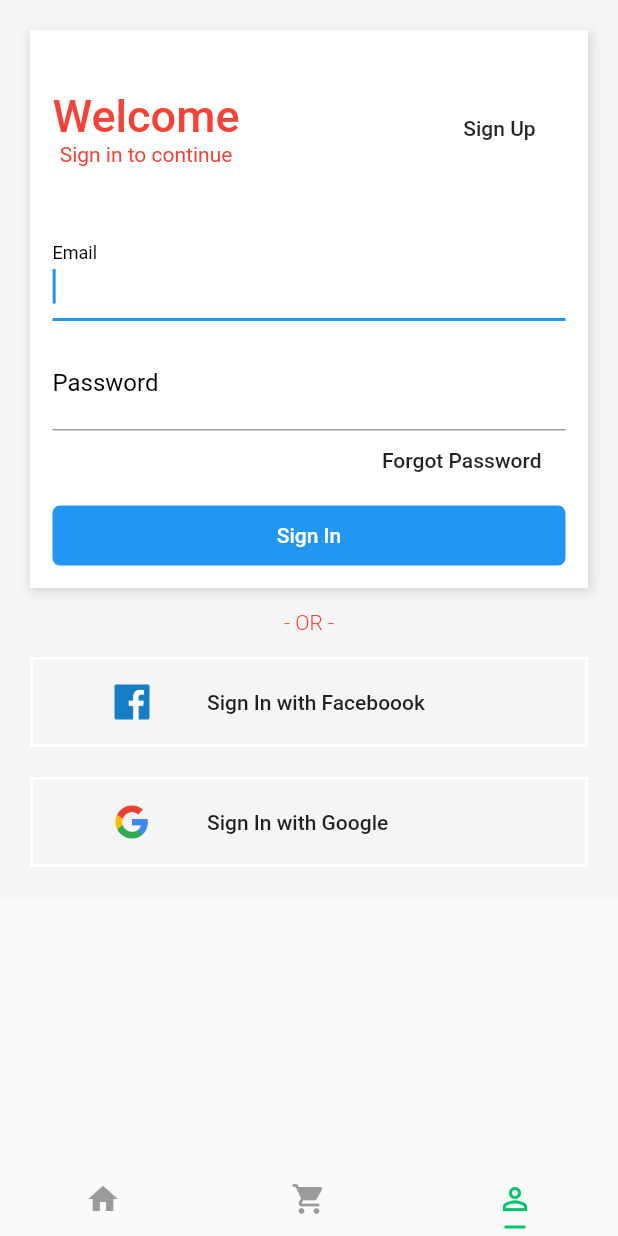
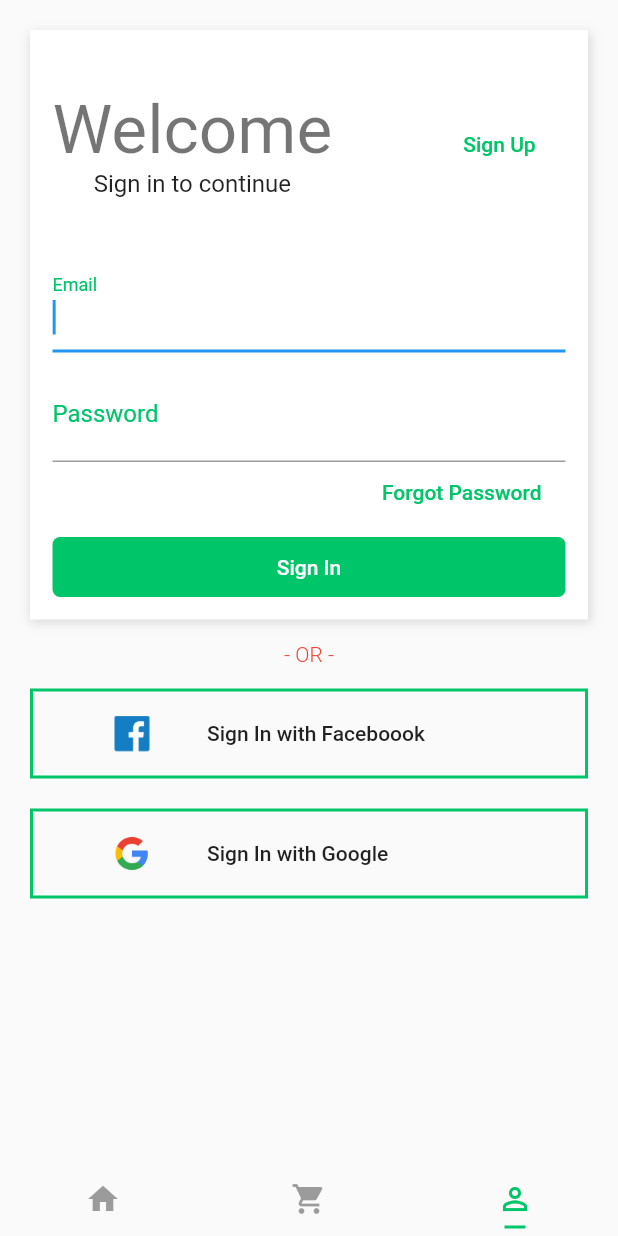
Before and after one commit to felipeminello/flutter-7185, a Flutter app: the screen it shows after launch, item 3 of the bottom bar chosen, after a tap on "Forgot Password", on a phone screen of 412 x 824 dp. Run offline on Flutter 3.47's test engine with Material 2 defaults, Android fonts, the phone set to English and light mode, and no system bars.

Commit message:
tela de login

```diff
--- a/lib/pages/home.page.dart
+++ b/lib/pages/home.page.dart
@@ -22,7 +22,7 @@ class HomePage extends StatelessWidget {
             ),
             Text(
               "Categories",
-              style: TextStyle(fontSize: 30),
+              style: Theme.of(context).textTheme.headline5,
             ),
             Container(
               height: 90,
@@ -36,7 +36,7 @@ class HomePage extends StatelessWidget {
               children: <Widget>[
                 Text(
                   'Best Selling',
-                  style: TextStyle(fontSize: 30),
+                  style: Theme.of(context).textTheme.headline5,
                 ),
                 FlatButton(
                   child: Text('SeeAll'),
--- a/lib/pages/login.page.dart
+++ b/lib/pages/login.page.dart
@@ -9,14 +9,13 @@ class LoginPage extends StatelessWidget {
         body: SingleChildScrollView(
           child: Container(
             padding: EdgeInsets.all(20),
-            color: Color(0xFFF5F5F5),
             child: Column(
               children: <Widget>[
                 Container(
                   //height: MediaQuery.of(context).size.width,
                   //height: 380,
                   decoration: BoxDecoration(
-                    color: Colors.white,
+                    color: Theme.of(context).accentColor,
                     boxShadow: [
                       new BoxShadow(
                         color: Colors.black12,
@@ -43,16 +42,21 @@ class LoginPage extends StatelessWidget {
                               children: <Widget>[
                                 Text(
                                   'Welcome',
-                                  style: TextStyle(
-                                    fontSize: 30,
-                                    fontWeight: FontWeight.w500,
-                                  ),
+                                  style: Theme.of(context).textTheme.headline3,
                                 ),
-                                Text('Sign in to continue'),
+                                Text(
+                                  'Sign in to continue',
+                                  style: Theme.of(context).textTheme.subtitle1,
+                                ),
                               ],
                             ),
                             FlatButton(
-                              child: Text('Sign Up'),
+                              child: Text(
+                                'Sign Up',
+                                style: TextStyle(
+                                  color: Theme.of(context).primaryColor,
+                                ),
+                              ),
                               onPressed: () {
                                 Navigator.push(
                                   context,
@@ -73,13 +77,14 @@ class LoginPage extends StatelessWidget {
                           decoration: InputDecoration(
                             labelText: 'Email',
                             labelStyle: TextStyle(
-                              color: Colors.black,
+                              color: Theme.of(context).primaryColor,
                               fontWeight: FontWeight.w400,
                               fontSize: 16,
                             ),
                           ),
                           style: TextStyle(
                             fontSize: 20,
+                            color: Theme.of(context).primaryColor,
                           ),
                         ),
                         SizedBox(
@@ -91,20 +96,26 @@ class LoginPage extends StatelessWidget {
                           decoration: InputDecoration(
                             labelText: 'Password',
                             labelStyle: TextStyle(
-                              color: Colors.black,
+                              color: Theme.of(context).primaryColor,
                               fontWeight: FontWeight.w400,
                               fontSize: 16,
                             ),
                           ),
                           style: TextStyle(
                             fontSize: 20,
+                            color: Theme.of(context).primaryColor,
                           ),
                         ),
                         Container(
                           height: 40,
                           alignment: Alignment.centerRight,
                           child: FlatButton(
-                            child: Text('Forgot Password'),
+                            child: Text(
+                              'Forgot Password',
+                              style: TextStyle(
+                                color: Theme.of(context).primaryColor,
+                              ),
+                            ),
                             onPressed: () {},
                           ),
                         ),
@@ -113,7 +124,7 @@ class LoginPage extends StatelessWidget {
                         ),
                         Container(
                           decoration: BoxDecoration(
-                            color: Colors.blue,
+                            color: Theme.of(context).primaryColor,
                             borderRadius: BorderRadius.all(
                               Radius.circular(5),
                             ),
@@ -153,7 +164,7 @@ class LoginPage extends StatelessWidget {
                   decoration: BoxDecoration(
                     border: Border.all(
                       width: 2,
-                      color: Theme.of(context).accentColor,
+                      color: Theme.of(context).primaryColor,
                     ),
                   ),
                   child: FlatButton(
@@ -182,7 +193,7 @@ class LoginPage extends StatelessWidget {
                   decoration: BoxDecoration(
                     border: Border.all(
                       width: 2,
-                      color: Theme.of(context).accentColor,
+                      color: Theme.of(context).primaryColor,
                     ),
                   ),
                   child: FlatButton(
--- a/lib/themes/light.theme.dart
+++ b/lib/themes/light.theme.dart
@@ -14,6 +14,10 @@ ThemeData lightTheme() {
       bodyText2: new TextStyle(color: Colors.red), //body1
       headline1: new TextStyle(fontSize: 78), //display4
       button: new TextStyle(color: Colors.green),
+      headline5: new TextStyle(
+        color: Colors.deepPurple,
+        fontWeight: FontWeight.bold,
+      ), //headline
     ),
   );
 }
```
Also changed, not shown: lib/pages/cart.page.dart (+16 -12 lines).
